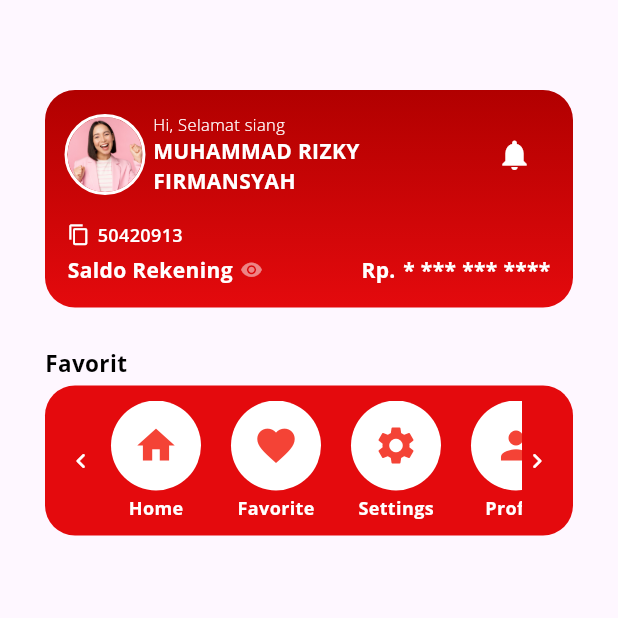
After one commit to RizkyFirman00/Exercise_Slicing_Design, a Flutter app: the Day2 screen opened directly, on a phone screen of 412 x 824 dp, the top half of it. The commit adds this screen. Run offline on Flutter 3.47's test engine with Material 3 defaults, Android fonts, the phone set to English and light mode, and no system bars; our stand-ins replace get, google_fonts.

Commit message:
add: Day 2

```diff
--- /dev/null
+++ b/lib/Design/day_2.dart
@@ -0,0 +1,247 @@
+import 'package:flutter/material.dart';
+
+class Day2 extends StatefulWidget {
+  const Day2({super.key});
+
+  @override
+  State<Day2> createState() => _Day2State();
+}
+
+class _Day2State extends State<Day2> {
+  final List<Map<String, dynamic>> favorites = [
+    {"icon": Icons.home, "title": "Home"},
+    {"icon": Icons.favorite, "title": "Favorite"},
+    {"icon": Icons.settings, "title": "Settings"},
+    {"icon": Icons.person, "title": "Profile"},
+  ];
+
+  @override
+  Widget build(BuildContext context) {
+    return Scaffold(
+      body: Padding(
+        padding: const EdgeInsets.only(top: 60, right: 30, left: 30, bottom: 30),
+        child: Column(
+          crossAxisAlignment: CrossAxisAlignment.start,
+          children: [
+            Container(
+              padding: EdgeInsets.all(15),
+              decoration: BoxDecoration(
+                gradient: LinearGradient(
+                  begin: Alignment.topCenter,
+                  end: Alignment.bottomCenter,
+                  colors: <Color>[Color(0xffB10000), Color(0xffE40A0D)],
+                ),
+                borderRadius: BorderRadius.circular(20),
+                color: Colors.red,
+              ),
+              child: Column(
+                children: [
+                  Row(
+                    children: [
+                      Container(
+                        width: 50,
+                        height: 50,
+                        decoration: BoxDecoration(
+                          shape: BoxShape.circle,
+                          border: Border.all(
+                              color: Colors.white,
+                              width: 2,
+                              strokeAlign: BorderSide.strokeAlignOutside),
+                          image: DecorationImage(
+                              image: AssetImage("assets/images/person1.jpg"),
+                              fit: BoxFit.cover),
+                        ),
+                      ),
+                      SizedBox(width: 7),
+                      Expanded(
+                        child: Column(
+                          crossAxisAlignment: CrossAxisAlignment.start,
+                          mainAxisAlignment: MainAxisAlignment.center,
+                          children: [
+                            Text("Hi, Selamat siang",
+                                style: TextStyle(
+                                    fontSize: 11,
+                                    color: Colors.white,
+                                    fontWeight: FontWeight.w100)),
+                            Text("MUHAMMAD RIZKY FIRMANSYAH",
+                                style: TextStyle(
+                                    fontSize: 14,
+                                    color: Colors.white,
+                                    fontWeight: FontWeight.bold)),
+                          ],
+                        ),
+                      ),
+                      IconButton(
+                        onPressed: () {},
+                        icon: Icon(
+                          Icons.notifications,
+                          color: Colors.white,
+                          size: 24,
+                        ),
+                      ),
+                    ],
+                  ),
+                  SizedBox(height: 17),
+                  Row(
+                    children: [
+                      Icon(
+                        Icons.copy,
+                        size: 15,
+                        color: Colors.white,
+                      ),
+                      SizedBox(width: 5),
+                      Text(
+                        "50420913",
+                        style: TextStyle(
+                            fontSize: 12,
+                            color: Colors.white,
+                            fontWeight: FontWeight.w600),
+                      ),
+                    ],
+                  ),
+                  SizedBox(height: 5),
+                  Row(
+                    mainAxisAlignment: MainAxisAlignment.spaceBetween,
+                    children: [
+                      Row(
+                        children: [
+                          Text(
+                            "Saldo Rekening",
+                            style: TextStyle(
+                                fontSize: 14,
+                                color: Colors.white,
+                                fontWeight: FontWeight.bold),
+                          ),
+                          SizedBox(width: 5),
+                          Icon(
+                            Icons.remove_red_eye,
+                            size: 15,
+                            color: Colors.white.withOpacity(0.5),
+                          ),
+                        ],
+                      ),
+                      Row(
+                        children: [
+                          Text(
+                            "Rp.",
+                            style: TextStyle(
+                              fontSize: 14,
+                              color: Colors.white,
+                              fontWeight: FontWeight.bold,
+                            ),
+                          ),
+                          SizedBox(width: 5),
+                          Text(
+                            "* *** *** ****",
+                            style: TextStyle(
+                              fontSize: 14,
+                              color: Colors.white,
+                              fontWeight: FontWeight.bold,
+                            ),
+                          ),
+                        ],
+                      ),
+                    ],
+                  ),
+                ],
+              ),
+            ),
+            SizedBox(height: 26),
+            Text(
+              "Favorit",
+              style: TextStyle(
+                fontSize: 15,
+                color: Colors.black,
+                fontWeight: FontWeight.bold,
+              ),
+            ),
+            SizedBox(height: 5),
+            Container(
+              padding: EdgeInsets.symmetric(horizontal: 14, vertical: 10),
+              decoration: BoxDecoration(
+                color: Color(0xffE40A0D),
+                borderRadius: BorderRadius.circular(20),
+              ),
+              child: Row(
+                mainAxisAlignment: MainAxisAlignment.spaceBetween,
+                children: [
+                  Icon(
+                    Icons.keyboard_arrow_left_rounded,
+                    size: 20,
+                    color: Colors.white,
+                  ),
+                  Expanded(
+                    child: SizedBox(
+                      height: 80,
+                      child: ListView.builder(
+                        scrollDirection: Axis.horizontal,
+                        itemCount: favorites.length,
+                        itemBuilder: (context, index) {
+                          return Padding(
+                            padding: const EdgeInsets.symmetric(horizontal: 10),
+                            child: IconText(
+                              icon: Icon(favorites[index]["icon"], size: 30, color: Colors.red),
+                              title: favorites[index]["title"],
+                              colorText: Colors.white,
+                              weightText: FontWeight.bold,
+                            ),
+                          );
+                        },
+                      ),
+                    ),
+                  ),
+                  Icon(
+                    Icons.keyboard_arrow_right_rounded,
+                    size: 20,
+                    color: Colors.white,
+                  ),
+                ],
+              ),
+            ),
+          ],
+        ),
+      ),
+    );
+  }
+}
+
+class IconText extends StatelessWidget {
+  final Icon icon;
+  final String title;
+  final Color colorText;
+  final FontWeight weightText;
+
+  const IconText({
+    super.key,
+    required this.icon,
+    required this.title,
+    required this.colorText,
+    required this.weightText,
+  });
+
+  @override
+  Widget build(BuildContext context) {
+    return Column(
+      children: [
+        Container(
+          width: 60,
+          height: 60,
+          decoration: BoxDecoration(
+            shape: BoxShape.circle,
+            color: Colors.white,
+          ),
+          child: Center(child: icon),
+        ),
+        SizedBox(height: 3),
+        Text(
+          title,
+          style: TextStyle(
+            fontSize: 12,
+            fontWeight: weightText,
+            color: colorText,
+          ),
+        ),
+      ],
+    );
+  }
+}
--- a/lib/home_page.dart
+++ b/lib/home_page.dart
@@ -1,6 +1,7 @@
 import 'package:flutter/material.dart';
 import 'package:get/get.dart';
 import 'package:more_slicing_design/Design/day_1.dart';
+import 'package:more_slicing_design/Design/day_2.dart';
 
 class HomePage extends StatefulWidget {
   const HomePage({super.key});
@@ -11,7 +12,8 @@ class HomePage extends StatefulWidget {
 
 class _HomePageState extends State<HomePage> {
   final List<Map<String, dynamic>> pages = [
-    {'pages': Day1(), 'title': "Chat Story"}
+    {'pages': Day1(), 'title': "Chat Story"},
+    {'pages': Day2(), 'title': "Duplicate JakOne"},
   ];
 
   @override
@@ -32,7 +34,7 @@ class _HomePageState extends State<HomePage> {
               physics: const BouncingScrollPhysics(),
               itemBuilder: (BuildContext context, int index) {
                 return Padding(
-                  padding: const EdgeInsets.all(20.0),
+                  padding: const EdgeInsets.symmetric(horizontal: 20, vertical: 10),
                   child: CardDay(
                     title: pages[index]['title'],
                     onPressed: () => Get.to(pages[index]['pages']),
```
